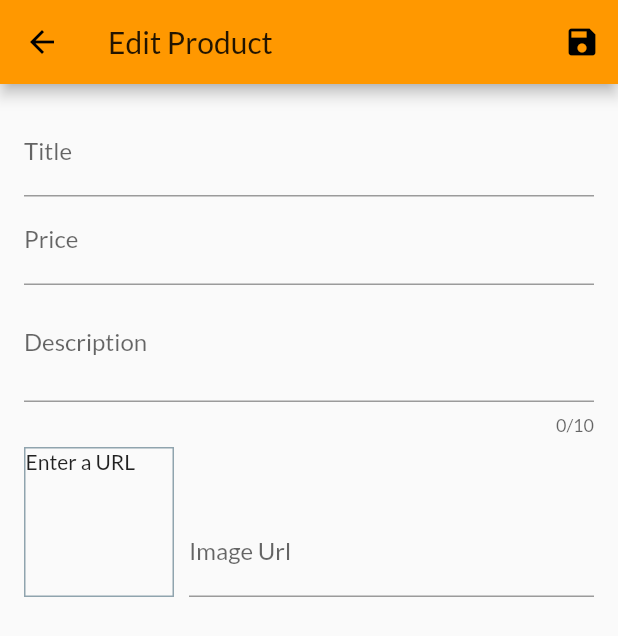
After one commit to CaseyHercules/FlutterShopTest, a Flutter app: the UserProductsScreen screen opened by its route, after a tap on the "add" icon, on a phone screen of 412 x 824 dp. The commit adds this screen. Shown: the top 636 px of the screen. Run offline on Flutter 3.47's test engine with Material 2 defaults, Android fonts, the phone set to English and light mode, and no system bars; network calls fail.

Commit message:
Added form to add new item, and form validation

```diff
--- a/lib/main.dart
+++ b/lib/main.dart
@@ -5,6 +5,8 @@ import './screens/products_overview_screen.dart';
 import './screens/cart_screen.dart';
 import './screens/product_detail_screen.dart';
 import './screens/orders_screen.dart';
+import './screens/user_products_screen.dart';
+import './screens/edit_product_screen.dart';
 import './providers/products.dart';
 import './providers/cart.dart';
 import './providers/orders.dart';
@@ -38,6 +40,8 @@ class MyApp extends StatelessWidget {
           ProductDetailScreen.routeName: (ctx) => ProductDetailScreen(),
           CartScreen.routeName: (ctx) => CartScreen(),
           OrdersScreen.routeName: (ctx) => OrdersScreen(),
+          UserProductsScreen.routeName: (ctx) => UserProductsScreen(),
+          EditProductScreen.routeName: (ctx) => EditProductScreen(),
         },
       ),
     );
--- /dev/null
+++ b/lib/screens/edit_product_screen.dart
@@ -0,0 +1,226 @@
+import 'package:flutter/material.dart';
+import '../providers/product.dart';
+
+class EditProductScreen extends StatefulWidget {
+  static const routeName = '/edit-product';
+  @override
+  _EditProductScreenState createState() => _EditProductScreenState();
+}
+
+class _EditProductScreenState extends State<EditProductScreen> {
+  final _priceFocusNode = FocusNode();
+  final _descFocusNode = FocusNode();
+  final _imageUrlController = TextEditingController();
+  //final _imageURLFocusNode = FocusNode();
+  final _form = GlobalKey<FormState>();
+  var _editedProduct = Product(
+    id: null,
+    title: '',
+    description: '',
+    price: 0,
+    imageUrl: '',
+  );
+
+  // @override
+  // void initState() {
+  //   _imageURLFocusNode.addListener(_updateImageUrl);
+  //   super.initState();
+  // }
+
+  @override
+  void dispose() {
+    //_imageURLFocusNode.removeListener(_updateImageUrl);
+    _priceFocusNode.dispose();
+    _descFocusNode.dispose();
+    _imageUrlController.dispose();
+    //_imageURLFocusNode.dispose();
+    super.dispose();
+  }
+
+  // void _updateImageUrl() {
+  //   if (!_imageURLFocusNode.hasFocus) {
+  //     setState(() {});
+  //   }
+  // }
+
+  void _saveForm() {
+    final isValid = _form.currentState.validate();
+    if (!isValid) {
+      return;
+    }
+    _form.currentState.save();
+    print(_editedProduct.title);
+    print(_editedProduct.price);
+    print(_editedProduct.description);
+    print(_editedProduct.imageUrl);
+  }
+
+  @override
+  Widget build(BuildContext context) {
+    return Scaffold(
+      appBar: AppBar(
+        title: Text('Edit Product'),
+        actions: [IconButton(icon: Icon(Icons.save), onPressed: _saveForm)],
+      ),
+      body: Padding(
+        padding: const EdgeInsets.all(16.0),
+        child: Form(
+          key: _form,
+          child: ListView(
+            children: [
+              TextFormField(
+                decoration: InputDecoration(
+                  labelText: 'Title',
+                ),
+                textInputAction: TextInputAction.next,
+                keyboardType: TextInputType.text,
+                onFieldSubmitted: (_) {
+                  FocusScope.of(context).requestFocus(_priceFocusNode);
+                },
+                onSaved: (newValue) {
+                  _editedProduct = Product(
+                      id: null,
+                      title: newValue,
+                      description: _editedProduct.description,
+                      price: _editedProduct.price,
+                      imageUrl: _editedProduct.imageUrl);
+                },
+                validator: (value) {
+                  if (value.isEmpty) {
+                    return 'Please provide a value';
+                  }
+                  return null;
+                },
+              ),
+              TextFormField(
+                decoration: InputDecoration(labelText: 'Price'),
+                textInputAction: TextInputAction.next,
+                keyboardType: TextInputType.number,
+                focusNode: _priceFocusNode,
+                onFieldSubmitted: (_) {
+                  FocusScope.of(context).requestFocus(_descFocusNode);
+                },
+                onSaved: (newValue) {
+                  _editedProduct = Product(
+                      id: null,
+                      title: _editedProduct.title,
+                      description: _editedProduct.description,
+                      price: double.parse(newValue),
+                      imageUrl: _editedProduct.imageUrl);
+                },
+                validator: (value) {
+                  if (value.isEmpty) {
+                    return 'Please provide a value';
+                  }
+                  if (double.tryParse(value) == null) {
+                    return 'Please enter a price';
+                  }
+                  if (double.parse(value) < 0) {
+                    return 'Please enter a valid price';
+                  }
+                  return null;
+                },
+              ),
+              TextFormField(
+                decoration: InputDecoration(labelText: 'Description'),
+                maxLines: 2,
+                maxLength: 10,
+                maxLengthEnforced: true,
+                keyboardType: TextInputType.multiline,
+                focusNode: _descFocusNode,
+                onSaved: (newValue) {
+                  _editedProduct = Product(
+                      id: null,
+                      title: _editedProduct.title,
+                      description: newValue,
+                      price: _editedProduct.price,
+                      imageUrl: _editedProduct.imageUrl);
+                },
+                validator: (value) {
+                  if (value.isEmpty) {
+                    return 'Please provide a description.';
+                  }
+                  if (value.length < 2) {
+                    return 'Please enter a longer description';
+                  }
+                  return null;
+                },
+              ),
+              Row(
+                crossAxisAlignment: CrossAxisAlignment.end,
+                children: [
+                  Container(
+                    width: 100,
+                    height: 100,
+                    margin: EdgeInsets.only(
+                      top: 8,
+                      right: 10,
+                    ),
+                    decoration: BoxDecoration(
+                        border: Border.all(
+                      width: 1,
+                      color: Colors.blueGrey[300],
+                    )),
+                    child: _imageUrlController.text.isEmpty
+                        ? Text('Enter a URL')
+                        : FittedBox(
+                            child: Image.network(
+                              _imageUrlController.text,
+                              errorBuilder: (_, __, ___) {
+                                return FittedBox(
+                                  child: Icon(
+                                    Icons.broken_image,
+                                    color: Colors.grey,
+                                  ),
+                                );
+                              },
+                            ),
+                            fit: BoxFit.cover,
+                          ),
+                  ),
+                  Expanded(
+                    child: TextFormField(
+                      decoration: InputDecoration(
+                        labelText: 'Image Url',
+                      ),
+                      textInputAction: TextInputAction.done,
+                      keyboardType: TextInputType.url,
+                      controller: _imageUrlController,
+                      //focusNode: _imageURLFocusNode,
+                      onChanged: (text) {
+                        setState(() {});
+                      },
+                      onFieldSubmitted: (_) => _saveForm(),
+                      onSaved: (newValue) {
+                        _editedProduct = Product(
+                            id: null,
+                            title: _editedProduct.title,
+                            description: _editedProduct.description,
+                            price: _editedProduct.price,
+                            imageUrl: newValue);
+                      },
+                      validator: (value) {
+                        if (value.isEmpty) {
+                          return 'Please provide an Image URL.';
+                        }
+                        if (!value.startsWith('htt')) {
+                          return 'URLs start with HTTP.';
+                        }
+                        if (!value.endsWith('.png') &&
+                            !value.endsWith('.jpg') &&
+                            !value.endsWith('.jpeg')) {
+                          return 'Please provide a valid Image URL.';
+                        }
+                        return null;
+                      },
+                    ),
+                  )
+                ],
+              )
+            ],
+          ),
+        ),
+      ),
+    );
+  }
+}
--- /dev/null
+++ b/lib/screens/user_products_screen.dart
@@ -0,0 +1,41 @@
+import 'package:flutter/material.dart';
+import 'package:provider/provider.dart';
+
+import '../screens/edit_product_screen.dart';
+import '../providers/products.dart';
+import '../widgets/user_products_items.dart';
+
+class UserProductsScreen extends StatelessWidget {
+  static const routeName = '/user-products';
+  @override
+  Widget build(BuildContext context) {
+    final productsData = Provider.of<Products>(context);
+    return Scaffold(
+      appBar: AppBar(
+        title: const Text('Products'),
+        actions: [
+          IconButton(
+              icon: const Icon(Icons.add),
+              onPressed: () {
+                Navigator.of(context).pushNamed(EditProductScreen.routeName);
+              }),
+        ],
+      ),
+      body: Padding(
+        padding: EdgeInsets.all(8),
+        child: ListView.builder(
+          itemCount: productsData.items.length,
+          itemBuilder: (_, i) => Column(
+            children: [
+              UserProductItem(
+                productsData.items[i].title,
+                productsData.items[i].imageUrl,
+              ),
+              Divider(),
+            ],
+          ),
+        ),
+      ),
+    );
+  }
+}
--- a/lib/widgets/app_drawer.dart
+++ b/lib/widgets/app_drawer.dart
@@ -1,4 +1,5 @@
 import 'package:flutter/material.dart';
+import '../screens/user_products_screen.dart';
 import '../screens/orders_screen.dart';
 
 class AppDrawer extends StatelessWidget {
@@ -28,6 +29,15 @@ class AppDrawer extends StatelessWidget {
                   .pushReplacementNamed(OrdersScreen.routeName);
             },
           ),
+          Divider(),
+          ListTile(
+            leading: Icon(Icons.edit),
+            title: Text('Manage Products'),
+            onTap: () {
+              Navigator.of(context)
+                  .pushReplacementNamed(UserProductsScreen.routeName);
+            },
+          ),
         ],
       ),
     );
--- /dev/null
+++ b/lib/widgets/user_products_items.dart
@@ -0,0 +1,36 @@
+import 'package:flutter/material.dart';
+
+class UserProductItem extends StatelessWidget {
+  final String title;
+  final String imageUrl;
+
+  UserProductItem(this.title, this.imageUrl);
+
+  @override
+  Widget build(BuildContext context) {
+    return ListTile(
+      title: Text(title),
+      leading: CircleAvatar(
+        backgroundImage: NetworkImage(imageUrl),
+      ),
+      trailing: Container(
+        width: 100,
+        child: Row(
+          mainAxisAlignment: MainAxisAlignment.end,
+          children: [
+            IconButton(
+              icon: Icon(Icons.edit),
+              onPressed: () {},
+              color: Theme.of(context).accentColor,
+            ),
+            IconButton(
+              icon: Icon(Icons.delete),
+              onPressed: () {},
+              color: Theme.of(context).errorColor,
+            ),
+          ],
+        ),
+      ),
+    );
+  }
+}
```
Also changed, not shown: lib/screens/user_products.dart (deleted, +0 -17 lines).
